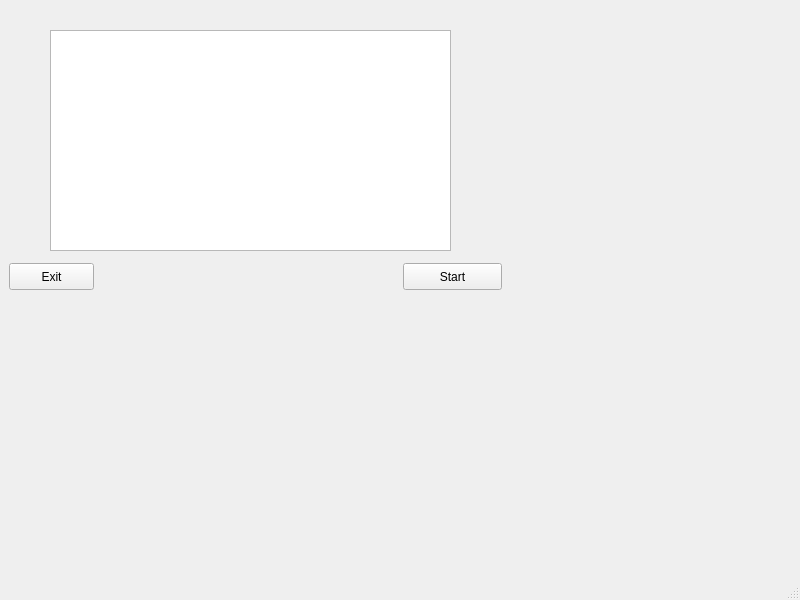
Above: main/gui/startwindow.ui from benediktibk/bomberman before the change. Below: the same form after it.
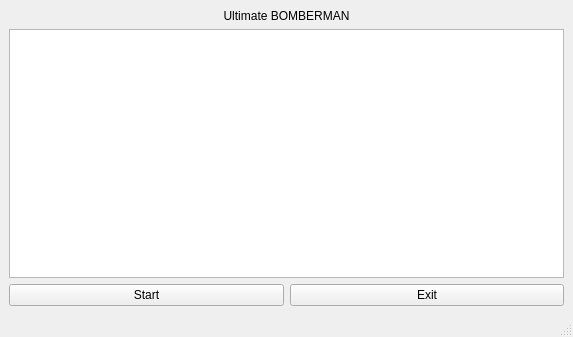
That is the form after the change.

```diff
--- a/main/gui/startwindow.ui
+++ b/main/gui/startwindow.ui
@@ -6,56 +6,71 @@
    <rect>
     <x>0</x>
     <y>0</y>
-    <width>800</width>
-    <height>600</height>
+    <width>573</width>
+    <height>337</height>
    </rect>
   </property>
   <property name="windowTitle">
    <string>Ultimate Game</string>
   </property>
   <widget class="QWidget" name="centralwidget">
-   <widget class="QPushButton" name="exitButton">
-    <property name="geometry">
-     <rect>
-      <x>9</x>
-      <y>263</y>
-      <width>85</width>
-      <height>27</height>
-     </rect>
-    </property>
-    <property name="text">
-     <string>Exit</string>
-    </property>
-   </widget>
-   <widget class="QPushButton" name="startButton">
-    <property name="geometry">
-     <rect>
-      <x>403</x>
-      <y>263</y>
-      <width>99</width>
-      <height>27</height>
-     </rect>
-    </property>
-    <property name="text">
-     <string>Start</string>
-    </property>
-   </widget>
-   <widget class="QTableView" name="levelTableView">
-    <property name="geometry">
-     <rect>
-      <x>50</x>
-      <y>30</y>
-      <width>401</width>
-      <height>221</height>
-     </rect>
-    </property>
-    <property name="minimumSize">
-     <size>
-      <width>401</width>
-      <height>0</height>
-     </size>
-    </property>
-   </widget>
+   <layout class="QGridLayout" name="gridLayout">
+    <item row="1" column="0" colspan="2">
+     <widget class="QTableView" name="levelTableView">
+      <property name="minimumSize">
+       <size>
+        <width>401</width>
+        <height>0</height>
+       </size>
+      </property>
+      <attribute name="horizontalHeaderCascadingSectionResizes">
+       <bool>false</bool>
+      </attribute>
+      <attribute name="horizontalHeaderDefaultSectionSize">
+       <number>125</number>
+      </attribute>
+      <attribute name="horizontalHeaderMinimumSectionSize">
+       <number>78</number>
+      </attribute>
+      <attribute name="horizontalHeaderStretchLastSection">
+       <bool>true</bool>
+      </attribute>
+      <attribute name="verticalHeaderMinimumSectionSize">
+       <number>30</number>
+      </attribute>
+      <attribute name="verticalHeaderShowSortIndicator" stdset="0">
+       <bool>false</bool>
+      </attribute>
+      <attribute name="verticalHeaderStretchLastSection">
+       <bool>false</bool>
+      </attribute>
+     </widget>
+    </item>
+    <item row="3" column="1">
+     <widget class="QPushButton" name="exitButton">
+      <property name="text">
+       <string>Exit</string>
+      </property>
+     </widget>
+    </item>
+    <item row="3" column="0">
+     <widget class="QPushButton" name="startButton">
+      <property name="text">
+       <string>Start</string>
+      </property>
+     </widget>
+    </item>
+    <item row="0" column="0" colspan="2">
+     <widget class="QLabel" name="Levelselection">
+      <property name="text">
+       <string>Ultimate BOMBERMAN</string>
+      </property>
+      <property name="alignment">
+       <set>Qt::AlignCenter</set>
+      </property>
+     </widget>
+    </item>
+   </layout>
   </widget>
   <widget class="QStatusBar" name="statusbar"/>
   <widget class="QMenuBar" name="menubar">
```
Left out of the diff: 2 changed lines with no effect on the pictures.
